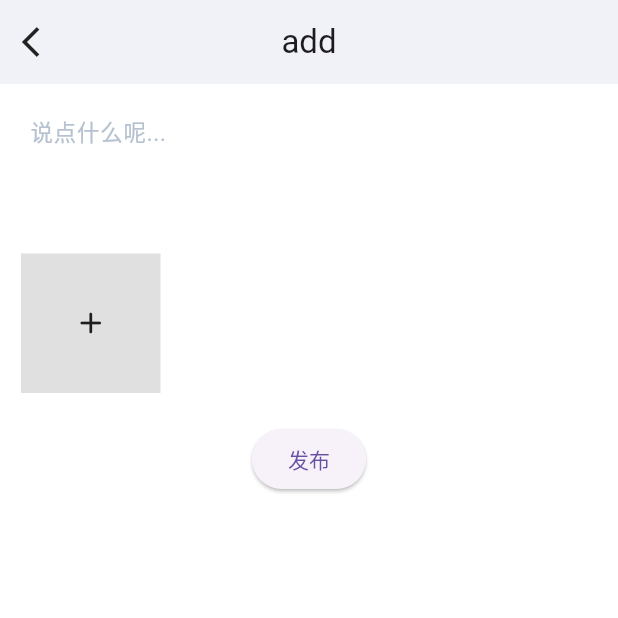
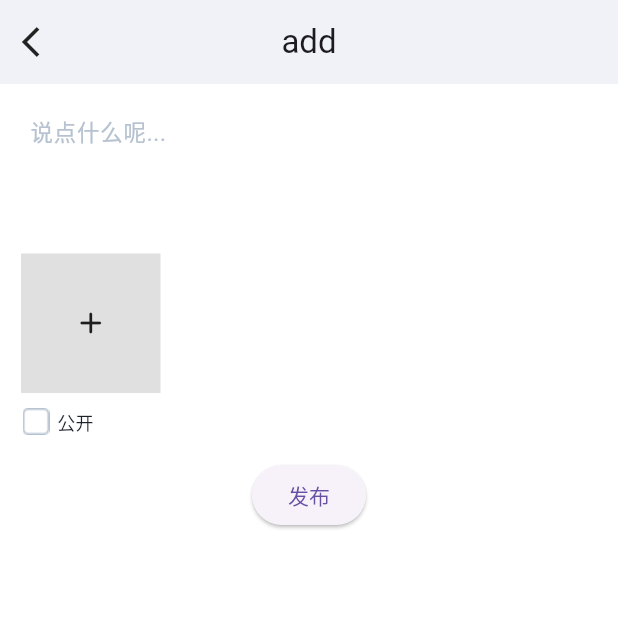
Before and after one commit to ljinf/solitary_meet, a Flutter app: the AddMomentPage screen opened by its route, on a phone screen of 412 x 824 dp, the top half of it. Run offline on Flutter 3.47's test engine with Material 3 defaults, Android fonts, the phone set to English and light mode, and no system bars; our stand-ins replace cached_network_image, cookie_jar, dio, dio_cookie_manager, flutter_cache_manager, flutter_easyloading and 5 more; missing offline and left inert: bruno, easy_event_bus, wechat_assets_picker; accounts and stored records are empty; network calls fail.

```diff
--- a/lib/common/colors/colors.dart
+++ b/lib/common/colors/colors.dart
@@ -14,7 +14,6 @@ class AppColors {
   /// 主文本灰色
   static const Color primaryGreyText1 = Color(0xFFE0DDF5);
 
-
   //首页导航栏字体
   static const Color navSelectedColor = Color(0xFF1C212A);
   static const Color navUnselectedColor = Color(0xFFB6C2D0);
--- a/lib/pages/community/moment/add/add_moment_controller.dart
+++ b/lib/pages/community/moment/add/add_moment_controller.dart
@@ -10,6 +10,8 @@ import '../../../../utils/message.dart';
 
 class AddMomentController extends GetxController {
   var textController = TextEditingController();
+
+  bool public = false;
 
   @override
   void onInit() {
@@ -44,7 +46,7 @@ class AddMomentController extends GetxController {
       "content": textController.text,
       "attachment": imgList,
       "attachment_type": 1,
-      "public": 1
+      "public": public ? 1 : 2
     };
 
     var result = await CommunityAPI.addMoment(params, loading: false);
--- a/lib/pages/community/moment/add/add_moment_view.dart
+++ b/lib/pages/community/moment/add/add_moment_view.dart
@@ -1,5 +1,6 @@
 import 'package:flutter/material.dart';
 import 'package:get/get.dart';
+import 'package:solitary_meet/common/colors/colors.dart';
 import 'package:solitary_meet/components/components.dart';
 import 'package:solitary_meet/components/custom_grid_view.dart';
 import 'package:solitary_meet/pages/community/moment/add/add_moment_controller.dart';
@@ -120,6 +121,49 @@ class _AddMomentPageState extends State<AddMomentPage> {
                 },
               ),
             ),
+            SizedBox(
+              height: 6,
+            ),
+            GestureDetector(
+              onTap: () {
+                setState(() {
+                  controller.public = !controller.public;
+                });
+              },
+              child: Row(
+                children: [
+                  const SizedBox(
+                    width: 5,
+                  ),
+                  SizedBox(
+                    width: 18,
+                    height: 18,
+                    child: controller.public
+                        ? Image.asset(
+                            'assets/icons/checked.webp',
+                            width: 14,
+                            height: 14,
+                          )
+                        : Image.asset(
+                            'assets/icons/uncheck.webp',
+                            width: 14,
+                            height: 14,
+                            color: AppColors.navUnselectedColor,
+                          ),
+                  ),
+                  const SizedBox(
+                    width: 5,
+                  ),
+                  const Text(
+                    '公开',
+                    style: TextStyle(
+                        fontSize: AppFont.FontSize12,
+                        color: AppColors.defaultFontColor,
+                        fontWeight: FontWeight.w500),
+                  ),
+                ],
+              ),
+            ),
             const SizedBox(
               height: 16,
             ),
@@ -143,6 +187,7 @@ class _AddMomentPageState extends State<AddMomentPage> {
                           controller.textController.clear();
                           imgList.clear();
                           selectedAssets!.clear();
+                          controller.public = false;
                         });
                       }
                     },
--- a/lib/pages/mine/mine_view.dart
+++ b/lib/pages/mine/mine_view.dart
@@ -27,7 +27,11 @@ class _MinePageState extends State<MinePage> {
               children: [
                 GestureDetector(
                   onTap: () {
-                    Get.toNamed(AppRoutes.Profile);
+                    Get.toNamed(AppRoutes.Profile, arguments: {
+                      "userId": Global.userProfile!.userId,
+                      "avatar": Global.userProfile!.avatar,
+                      "nickName": Global.userProfile!.nickName
+                    });
                   },
                   child: ImageView(
                     Global.userProfile!.avatar!,
--- a/pubspec.yaml
+++ b/pubspec.yaml
@@ -76,6 +76,9 @@ dependencies:
 
   uuid: ^4.5.1
 
+  #动画
+  animations: ^2.0.11
+
 dev_dependencies:
   flutter_test:
     sdk: flutter
```
Also changed, not shown: lib/components/custom_image_provider.dart (added, +36 -0 lines), lib/components/custom_photo_view.dart (added, +83 -0 lines), lib/pages/community/moment/moment_item.dart (+20 -4 lines), lib/utils/moment_view.dart (+25 -10 lines), assets/icons/checked.webp (added), assets/icons/uncheck.webp (added), pubspec.lock.
